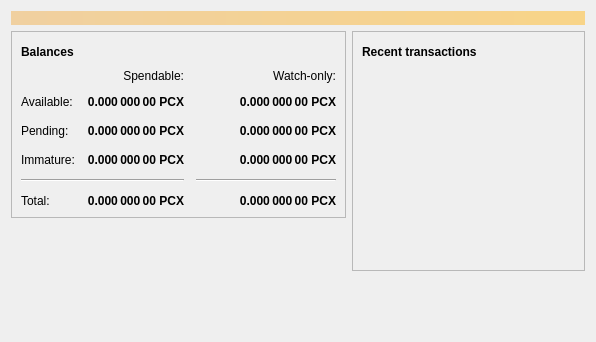
Above: src/qt/forms/overviewpage.ui from zachchan105/PricecoinX before the change. Below: the same form after it.
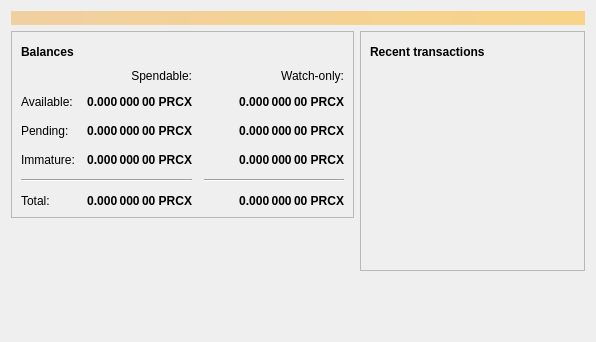
That is the form after the change. Icons and pictures are not drawn.

Commit message: PCX to PRCX

The edit to the form file:
```diff
--- a/src/qt/forms/overviewpage.ui
+++ b/src/qt/forms/overviewpage.ui
@@ -129,7 +129,7 @@
                <string>Unconfirmed transactions to watch-only addresses</string>
               </property>
               <property name="text">
-               <string notr="true">0.000 000 00 PCX</string>
+               <string notr="true">0.000 000 00 PRCX</string>
               </property>
               <property name="alignment">
                <set>Qt::AlignRight|Qt::AlignTrailing|Qt::AlignVCenter</set>
@@ -154,7 +154,7 @@
                <string>Total of transactions that have yet to be confirmed, and do not yet count toward the spendable balance</string>
               </property>
               <property name="text">
-               <string notr="true">0.000 000 00 PCX</string>
+               <string notr="true">0.000 000 00 PRCX</string>
               </property>
               <property name="alignment">
                <set>Qt::AlignRight|Qt::AlignTrailing|Qt::AlignVCenter</set>
@@ -179,7 +179,7 @@
                <string>Mined balance in watch-only addresses that has not yet matured</string>
               </property>
               <property name="text">
-               <string notr="true">0.000 000 00 PCX</string>
+               <string notr="true">0.000 000 00 PRCX</string>
               </property>
               <property name="alignment">
                <set>Qt::AlignRight|Qt::AlignTrailing|Qt::AlignVCenter</set>
@@ -237,7 +237,7 @@
                <string>Mined balance that has not yet matured</string>
               </property>
               <property name="text">
-               <string notr="true">0.000 000 00 PCX</string>
+               <string notr="true">0.000 000 00 PRCX</string>
               </property>
               <property name="alignment">
                <set>Qt::AlignRight|Qt::AlignTrailing|Qt::AlignVCenter</set>
@@ -282,7 +282,7 @@
                <string>Your current total balance</string>
               </property>
               <property name="text">
-               <string notr="true">0.000 000 00 PCX</string>
+               <string notr="true">0.000 000 00 PRCX</string>
               </property>
               <property name="alignment">
                <set>Qt::AlignRight|Qt::AlignTrailing|Qt::AlignVCenter</set>
@@ -307,7 +307,7 @@
                <string>Current total balance in watch-only addresses</string>
               </property>
               <property name="text">
-               <string notr="true">0.000 000 00 PCX</string>
+               <string notr="true">0.000 000 00 PRCX</string>
               </property>
               <property name="alignment">
                <set>Qt::AlignRight|Qt::AlignTrailing|Qt::AlignVCenter</set>
@@ -349,7 +349,7 @@
                <string>Your current spendable balance</string>
               </property>
               <property name="text">
-               <string notr="true">0.000 000 00 PCX</string>
+               <string notr="true">0.000 000 00 PRCX</string>
               </property>
               <property name="alignment">
                <set>Qt::AlignRight|Qt::AlignTrailing|Qt::AlignVCenter</set>
@@ -374,7 +374,7 @@
                <string>Your current balance in watch-only addresses</string>
               </property>
               <property name="text">
-               <string notr="true">0.000 000 00 PCX</string>
+               <string notr="true">0.000 000 00 PRCX</string>
               </property>
               <property name="alignment">
                <set>Qt::AlignRight|Qt::AlignTrailing|Qt::AlignVCenter</set>
```
The commit also changes 16 other files.
